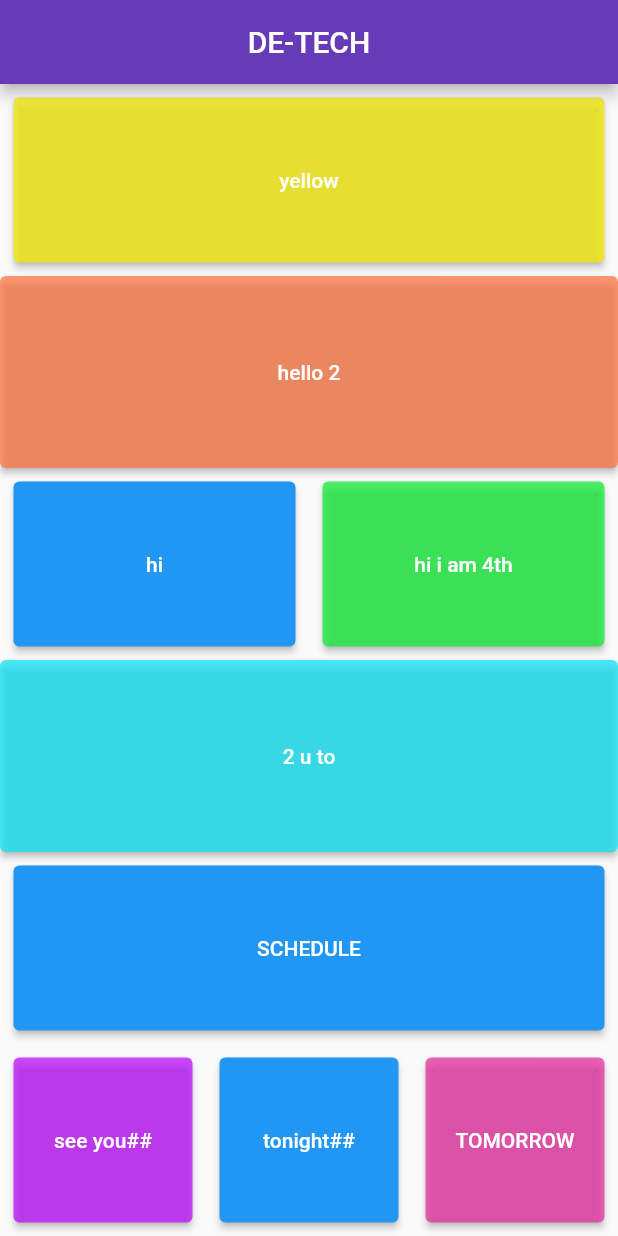
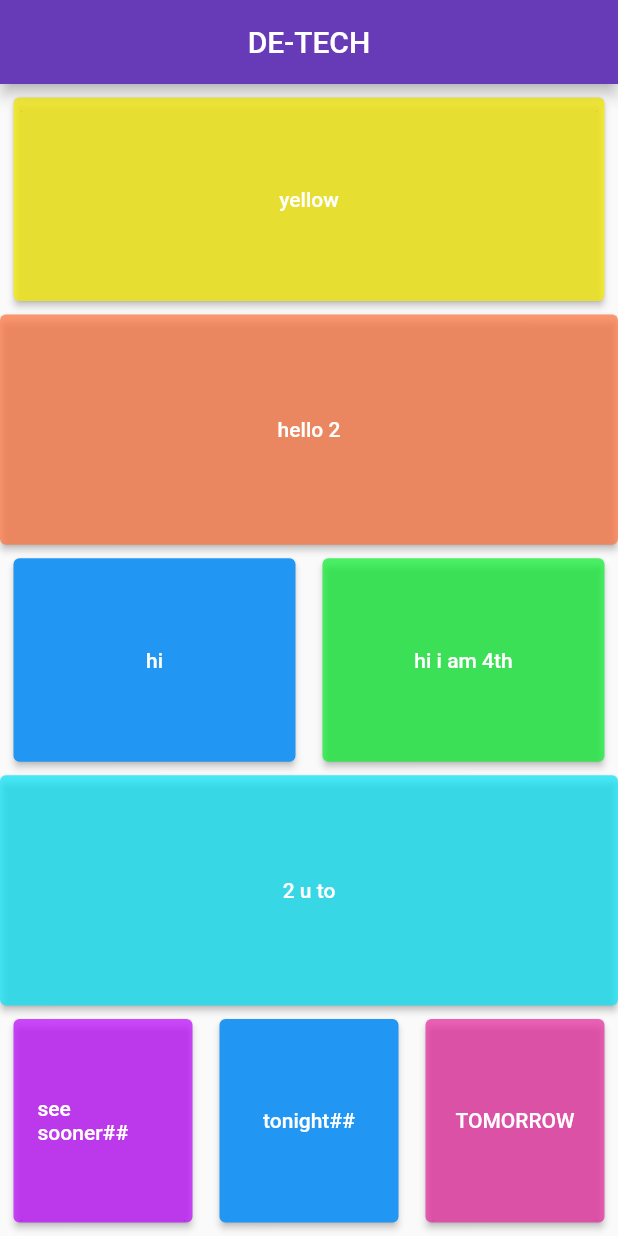
Before and after one commit to premrai029/app-development, a Flutter app: the screen it shows after launch, on a phone screen of 412 x 824 dp. Run offline on Flutter 3.47's test engine with Material 2 defaults, Android fonts, the phone set to English and light mode, and no system bars.

Commit message:
intial comiit

```diff
--- a/lib/main.dart
+++ b/lib/main.dart
@@ -79,15 +79,6 @@ class MyApp extends StatelessWidget {
                   )),
             ),
             Expanded(
-              child: Container(
-                  margin: const EdgeInsets.all(4),
-                  padding: const EdgeInsets.all(5),
-                  child: ElevatedButton(
-                    onPressed: () {},
-                    child: const Text('SCHEDULE'),
-                  )),
-            ),
-            Expanded(
               child: Row(
                 crossAxisAlignment: CrossAxisAlignment.stretch,
                 children: [
@@ -98,7 +89,7 @@ class MyApp extends StatelessWidget {
                         height: 234,
                         child: ElevatedButton(
                             onPressed: () {},
-                            child: const Text('see you##'),
+                            child: const Text('see  sooner##'),
                             style: ButtonStyle(
                               backgroundColor: MaterialStateProperty.all<Color>(
                                   const Color.fromARGB(187, 189, 10, 254)),
```
